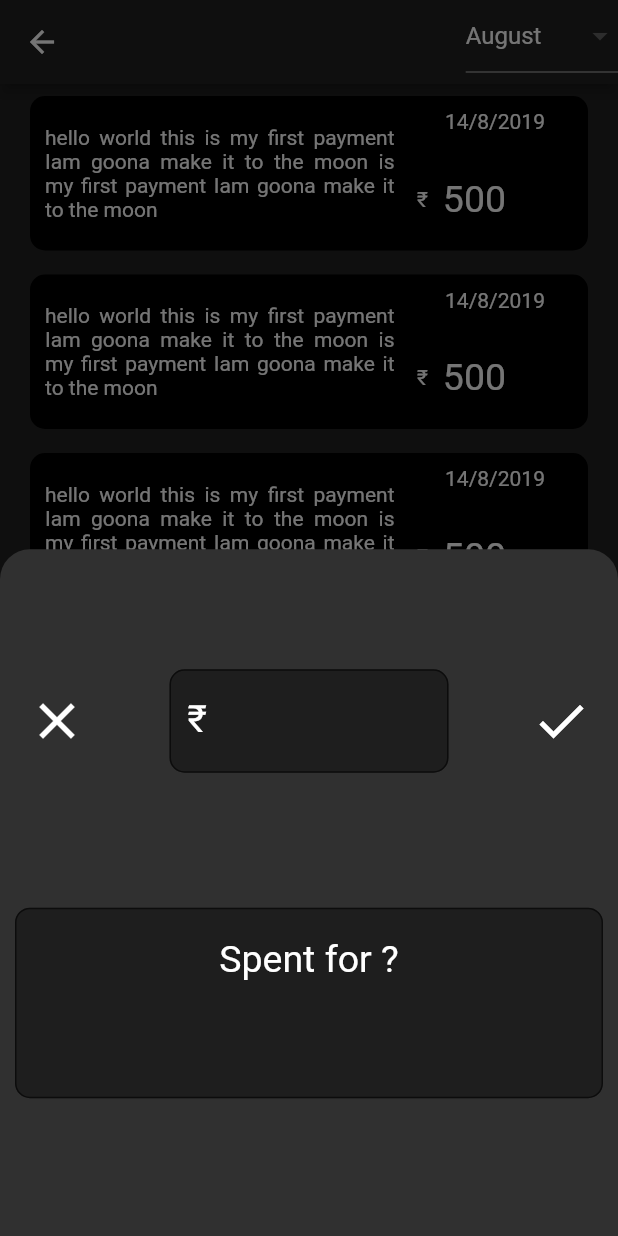
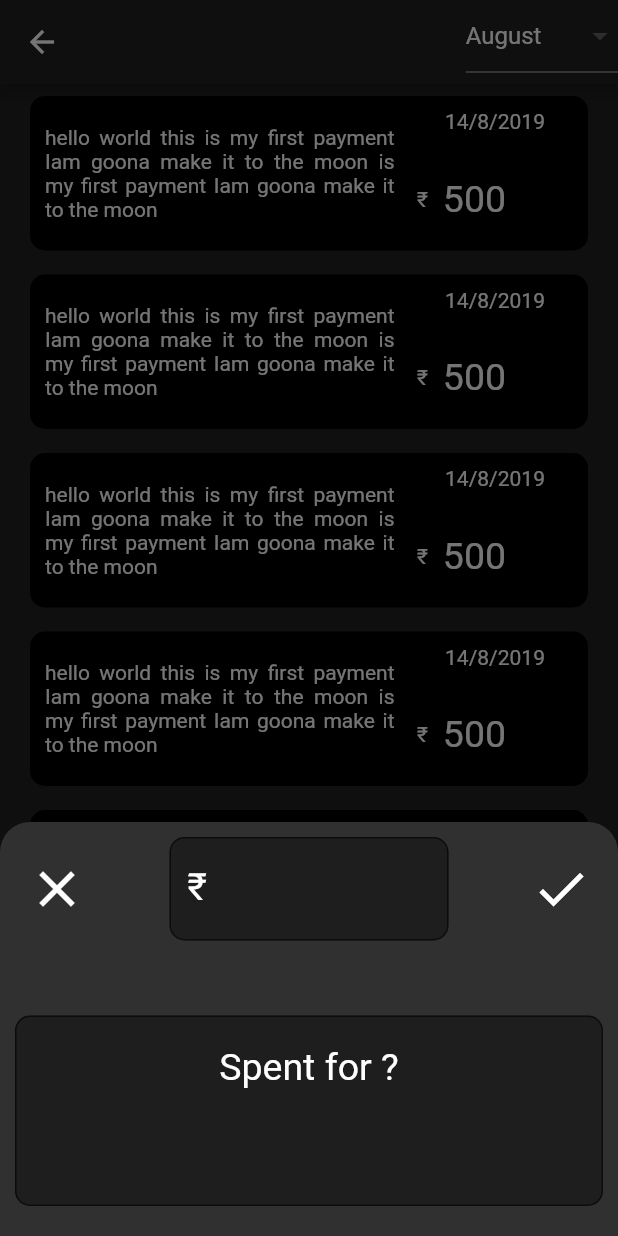
Before and after one commit to maheshj01/Expenses_Flutter_App, a Flutter app: the ExpensePage screen opened by its route, after a tap on the "add" icon, on a phone screen of 412 x 824 dp. Run offline on Flutter 3.47's test engine with Material 2 defaults, Android fonts, the light colour scheme and no system bars; our stand-ins replace rxdart.

Commit message:
fixed bottom sheet

```diff
--- a/lib/pages/expense_page.dart
+++ b/lib/pages/expense_page.dart
@@ -14,8 +14,8 @@ class _ExpensePageState extends State<ExpensePage> {
         isScrollControlled: true,
         context: context,
         builder: (BuildContext builder) {
-          return Container(
-            height: MediaQuery.of(context).size.height / 1.8,
+          return SingleChildScrollView(
+            child: Container(
                 padding: EdgeInsets.only(
                     bottom: MediaQuery.of(context).viewInsets.bottom),
                 decoration: BoxDecoration(
@@ -24,10 +24,8 @@ class _ExpensePageState extends State<ExpensePage> {
                         topLeft: Radius.circular(20),
                         topRight: Radius.circular(20))),
                 child: Column(
-              mainAxisAlignment: MainAxisAlignment.spaceAround,
                   children: <Widget>[
-                Expanded(
-                  child: Row(
+                    Row(
                       mainAxisAlignment: MainAxisAlignment.spaceBetween,
                       children: <Widget>[
                         _bottomSheetIcons(Icons.clear),
@@ -35,16 +33,18 @@ class _ExpensePageState extends State<ExpensePage> {
                         _bottomSheetIcons(Icons.done)
                       ],
                     ),
+                    Container(
+                      height: 40,
                     ),
-                Expanded(
-                    child: Container(
-                        margin: EdgeInsets.all(10),
-                        child: _expenseDescriptionField())),
-                // Padding(
-                //     padding: EdgeInsets.only(
-                //         bottom: MediaQuery.of(context).viewInsets.bottom)),
+                    Container(
+                      margin: EdgeInsets.symmetric(horizontal: 10),
+                      child: _expenseDescriptionField(),
+                    ),
+                    Container(
+                      height: 20,
+                    ),
                   ],
-            ),
+                )),
           );
         });
   }
@@ -153,7 +153,14 @@ class _ExpensePageState extends State<ExpensePage> {
                         flex: 1,
                         child: Container(
                           alignment: Alignment.center,
-                          child: Text(DateTime.now().day.toString() + '/' + DateTime.now().month.toString() + '/' + DateTime.now().year.toString(),style: TextStyle(color: Colors.white),),
+                          child: Text(
+                            DateTime.now().day.toString() +
+                                '/' +
+                                DateTime.now().month.toString() +
+                                '/' +
+                                DateTime.now().year.toString(),
+                            style: TextStyle(color: Colors.white),
+                          ),
                         ),
                       ),
                       Expanded(
@@ -161,7 +168,7 @@ class _ExpensePageState extends State<ExpensePage> {
                         child: Row(
                           children: <Widget>[
                             Container(
-                              margin: EdgeInsets.only(right: 10,left: 10),
+                              margin: EdgeInsets.only(right: 10, left: 10),
                               child: Text(
                                 '₹',
                                 style: TextStyle(color: Colors.white),
```
Lines whose indentation alone changed are shown as unchanged.
